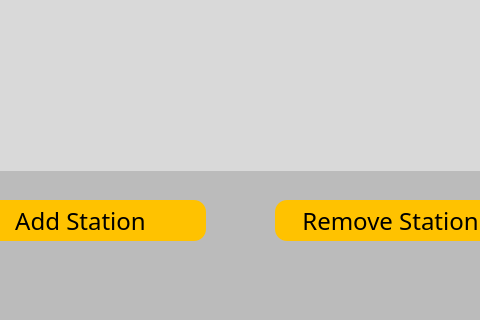
hager55m/Metro-Mate-DS, file adminmanagemetrootions.ui: the form before one commit; both pictures show x 614 to 1094 and y 380 to 700 of the 1200 by 700 pixel window.
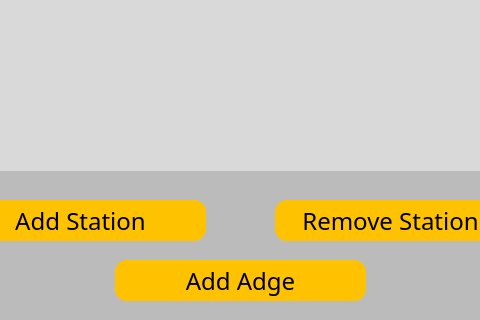
The form after the commit.

The edit to the form file:
```diff
--- a/adminmanagemetrootions.ui
+++ b/adminmanagemetrootions.ui
@@ -606,6 +606,30 @@
 border-radius: 12;</string>
      </property>
     </widget>
+    <widget class="QPushButton" name="pushButton_14">
+     <property name="geometry">
+      <rect>
+       <x>270</x>
+       <y>640</y>
+       <width>251</width>
+       <height>41</height>
+      </rect>
+     </property>
+     <property name="font">
+      <font>
+       <family>BAXAUTRIAL</family>
+       <pointsize>18</pointsize>
+      </font>
+     </property>
+     <property name="styleSheet">
+      <string notr="true">background-color: #FFC200;
+border-radius: 12;
+color: black;</string>
+     </property>
+     <property name="text">
+      <string>Add Adge</string>
+     </property>
+    </widget>
    </widget>
    <zorder>pushButton_21</zorder>
    <zorder>label_34</zorder>
```
